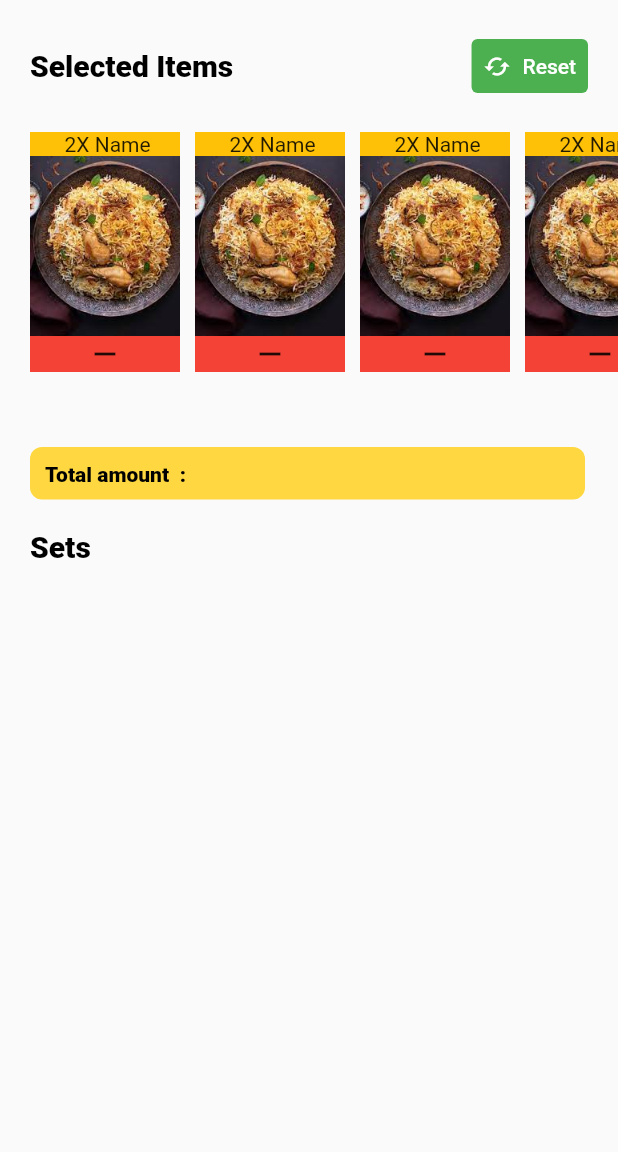
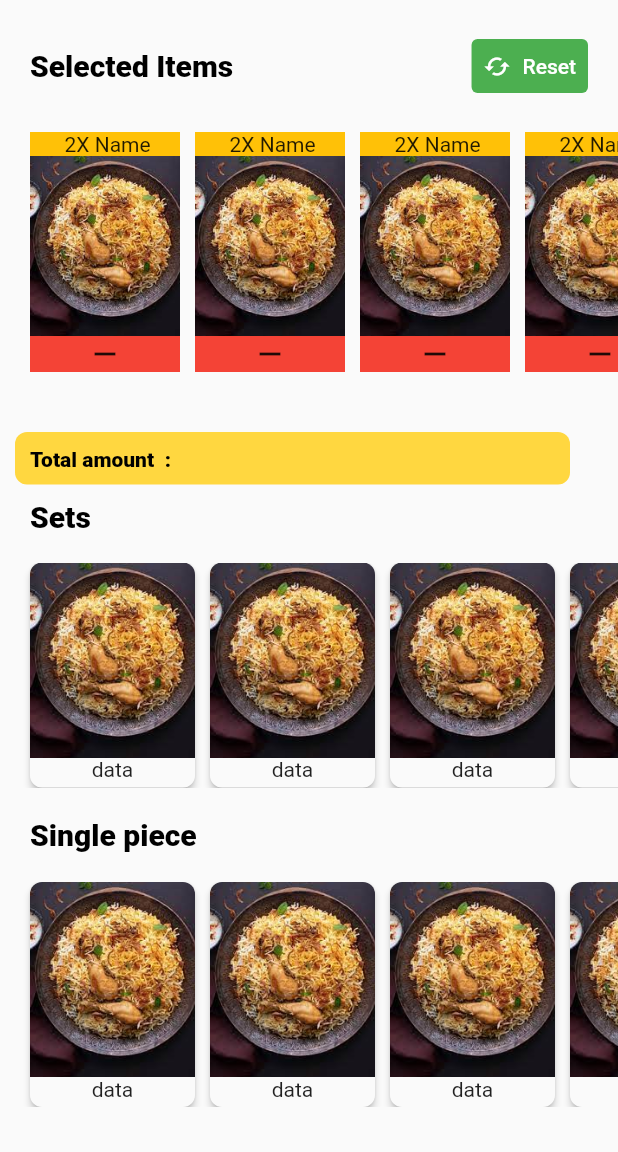
Before and after one commit to jishnu6241/calculater, a Flutter app: the screen it shows after launch, on a phone screen of 412 x 824 dp, the part 84-1236 px from its top. Run offline on Flutter 3.47's test engine with Material 2 defaults, Android fonts, the phone set to English and light mode, and no system bars.

Commit message:
some more changes

```diff
--- a/lib/home.dart
+++ b/lib/home.dart
@@ -1,3 +1,5 @@
+import 'package:calc/set_item.dart';
+import 'package:calc/single_item.dart';
 import 'package:flutter/foundation.dart';
 import 'package:flutter/material.dart';
 
@@ -69,7 +71,7 @@ class Home extends StatelessWidget {
               height: 30,
             ),
             Padding(
-              padding: const EdgeInsets.all(20),
+              padding: const EdgeInsets.all(10),
               child: Container(
                 height: 35,
                 width: 370,
@@ -77,11 +79,9 @@ class Home extends StatelessWidget {
                 padding:
                     const EdgeInsets.symmetric(vertical: 10, horizontal: 10),
                 decoration: const BoxDecoration(
-                    borderRadius: BorderRadius.only(
-                        topLeft: Radius.circular(8),
-                        topRight: Radius.circular(8),
-                        bottomLeft: Radius.circular(8),
-                        bottomRight: Radius.circular(8)),
+                    borderRadius: BorderRadius.all(
+                      Radius.circular(8),
+                    ),
                     color: Colors.amberAccent),
                 child: const Text(
                   "Total amount  :",
@@ -98,6 +98,52 @@ class Home extends StatelessWidget {
                       fontWeight: FontWeight.w800,
                       fontSize: 20)),
             ),
+            const SizedBox(
+              height: 19,
+            ),
+            SizedBox(
+              height: 150,
+              child: ListView.separated(
+                  padding: const EdgeInsets.only(
+                    left: 20,
+                  ),
+                  shrinkWrap: true,
+                  scrollDirection: Axis.horizontal,
+                  itemBuilder: (context, index) => const SetItem(),
+                  separatorBuilder: (context, index) => const SizedBox(
+                        width: 10,
+                      ),
+                  itemCount: 5),
+            ),
+            const SizedBox(
+              height: 20,
+            ),
+            const Padding(
+              padding: EdgeInsets.only(left: 20),
+              child: Text("Single piece",
+                  style: TextStyle(
+                      color: Colors.black,
+                      fontWeight: FontWeight.w800,
+                      fontSize: 20)),
+            ),
+            const SizedBox(
+              height: 20,
+            ),
+            SizedBox(
+              height: 150,
+              child: ListView.separated(
+                padding: const EdgeInsets.only(
+                  left: 20,
+                ),
+                shrinkWrap: true,
+                scrollDirection: Axis.horizontal,
+                itemBuilder: (context, index) => const SingleItem(),
+                separatorBuilder: (context, index) => const SizedBox(
+                  width: 10,
+                ),
+                itemCount: 5,
+              ),
+            )
           ],
         ));
   }
--- /dev/null
+++ b/lib/set_item.dart
@@ -0,0 +1,29 @@
+import 'package:flutter/material.dart';
+
+class SetItem extends StatelessWidget {
+  const SetItem({
+    super.key,
+  });
+
+  @override
+  Widget build(BuildContext context) {
+    return Material(
+      borderRadius: const BorderRadius.all(Radius.circular(8)),
+      elevation: 2,
+      child: ClipRRect(
+        borderRadius: const BorderRadius.all(Radius.circular(8)),
+        child: Column(
+          children: [
+            Image.asset(
+              "assets/biriyani.jpg",
+              height: 130,
+              width: 110,
+              fit: BoxFit.cover,
+            ),
+            const Text("data")
+          ],
+        ),
+      ),
+    );
+  }
+}
--- /dev/null
+++ b/lib/single_item.dart
@@ -0,0 +1,29 @@
+import 'package:flutter/material.dart';
+
+class SingleItem extends StatelessWidget {
+  const SingleItem({
+    super.key,
+  });
+
+  @override
+  Widget build(BuildContext context) {
+    return Material(
+      borderRadius: const BorderRadius.all(Radius.circular(8)),
+      elevation: 2,
+      child: ClipRRect(
+        borderRadius: const BorderRadius.all(Radius.circular(8)),
+        child: Column(
+          children: [
+            Image.asset(
+              "assets/biriyani.jpg",
+              height: 130,
+              width: 110,
+              fit: BoxFit.cover,
+            ),
+            const Text("data")
+          ],
+        ),
+      ),
+    );
+  }
+}
```
